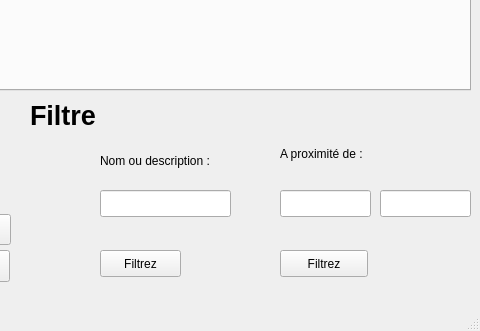
albinpoignot/QtProject, file mainwindow.ui: the form before one commit; both pictures show x 320 to 800 and y 317 to 648 of the 800 by 648 pixel window.
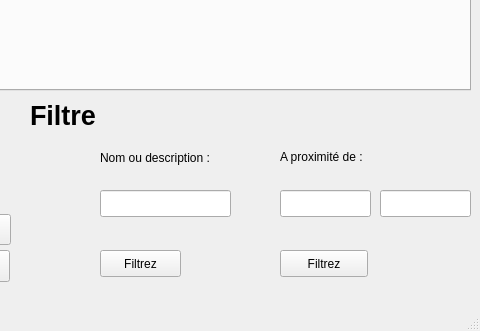
The form after the commit. Icons and pictures are not drawn.

Patch:
```diff
--- a/mainwindow.ui
+++ b/mainwindow.ui
@@ -78,9 +78,9 @@
     <property name="geometry">
      <rect>
       <x>600</x>
-      <y>440</y>
+      <y>447</y>
       <width>116</width>
-      <height>27</height>
+      <height>20</height>
      </rect>
     </property>
     <property name="text">
@@ -137,9 +137,9 @@
     <property name="geometry">
      <rect>
       <x>420</x>
-      <y>440</y>
+      <y>450</y>
       <width>141</width>
-      <height>41</height>
+      <height>16</height>
      </rect>
     </property>
     <property name="acceptDrops">
```
